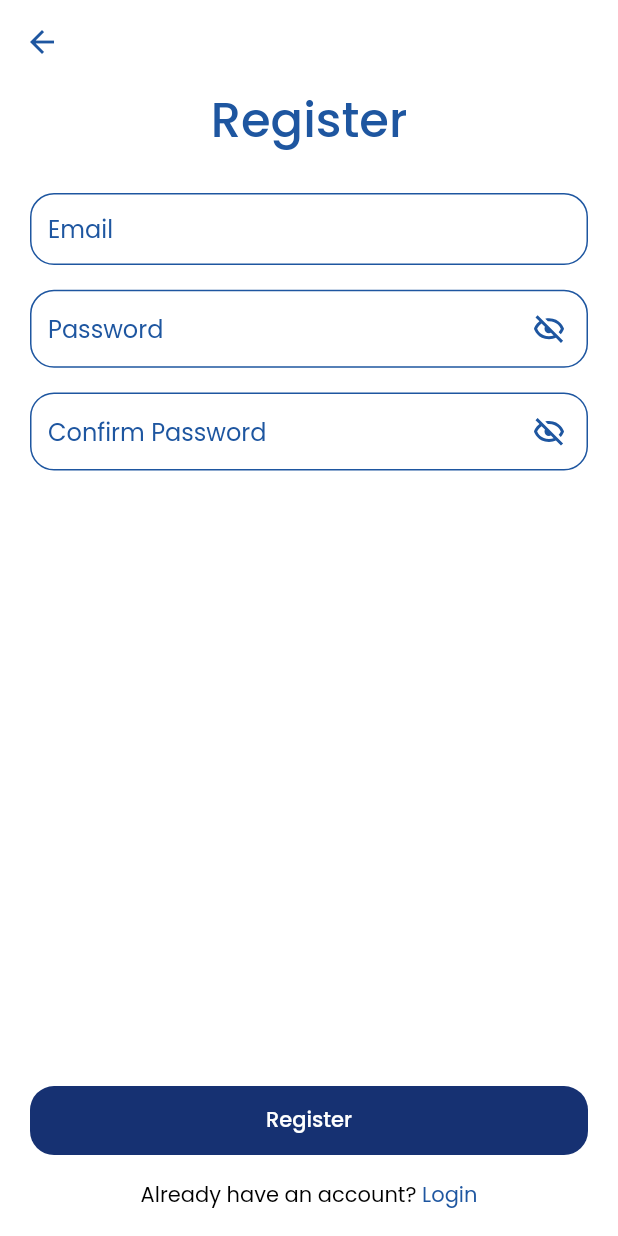
After one commit to renankanu/app_todo, a Flutter app: the RegisterScreen screen opened directly, on a phone screen of 412 x 824 dp. The commit adds this screen. Run offline on Flutter 3.47's test engine with Material 2 defaults, Android fonts, the phone set to English and light mode, and no system bars; our stand-ins replace cloud_firestore, firebase_auth, firebase_core, flutter_svg; accounts and stored records are empty; network calls fail.

Commit message:
Feature - implements verification if passwords match

```diff
--- a/lib/app/screens/register/register_screen.dart
+++ b/lib/app/screens/register/register_screen.dart
@@ -1,9 +1,4 @@
-import 'package:app_todo/app/services/auth.dart';
-import 'package:app_todo/app/utils/size_config.dart';
-import 'package:app_todo/app/widgets/rounded_button.dart';
-import 'package:app_todo/app/widgets/rounded_input_field.dart';
-import 'package:app_todo/app/widgets/rounded_password_field.dart';
-import 'package:app_todo/constants.dart';
+import 'package:app_todo/app/screens/register/widget/body.dart';
 import 'package:firebase_auth/firebase_auth.dart';
 import 'package:firebase_core/firebase_core.dart';
 import 'package:flutter/material.dart';
@@ -34,89 +29,11 @@ class _RegisterScreenState extends State<RegisterScreen> {
             );
           }
           if (snapshot.connectionState == ConnectionState.done) {
-            return Scaffold(
-              appBar: AppBar(),
-              body: SafeArea(
-                child: Padding(
-                  padding: const EdgeInsets.symmetric(horizontal: 20),
-                  child: Builder(
-                    builder: (BuildContext context) {
-                      return Column(
-                        children: [
-                          const Text(
-                            'Register',
-                            style: TextStyle(
-                              fontSize: 32,
-                              fontWeight: FontWeight.w500,
-                              color: kMatisse,
-                            ),
-                          ),
-                          SizedBox(height: SizeConfig.screenHeight * 0.03),
-                          RoundedInputField(
-                            hintText: "Email",
-                            controller: _emailController,
-                            keyboardType: TextInputType.emailAddress,
-                          ),
-                          SizedBox(height: SizeConfig.screenHeight * 0.02),
-                          RoundedPasswordField(
-                            hintText: "Password",
-                            controller: _passwordController,
-                          ),
-                          SizedBox(height: SizeConfig.screenHeight * 0.02),
-                          RoundedPasswordField(
-                            hintText: "Confirm Password",
-                            controller: _confirmPasswordController,
-                          ),
-                          Expanded(child: Container()),
-                          RoundedButton(
-                            text: "Register",
-                            press: () async {
-                              final String returnValue =
-                                  await Auth(auth: _auth).createAccount(
-                                email: _emailController.text,
-                                password: _passwordController.text,
-                              );
-                              if (returnValue == "Success") {
-                                _emailController.clear();
-                                _passwordController.clear();
-                                Navigator.pop(context);
-                              } else {
-                                Scaffold.of(context).showSnackBar(
-                                  SnackBar(
-                                    content: Text(returnValue),
-                                  ),
-                                );
-                              }
-                            },
-                          ),
-                          SizedBox(height: SizeConfig.screenHeight * 0.02),
-                          Row(
-                            mainAxisAlignment: MainAxisAlignment.center,
-                            children: [
-                              const Text(
-                                "Already have an account? ",
-                                style: TextStyle(fontSize: 14),
-                              ),
-                              GestureDetector(
-                                onTap: () {
-                                  Navigator.pop(context);
-                                },
-                                child: const Text(
-                                  "Login",
-                                  style:
-                                      TextStyle(fontSize: 14, color: kMatisse),
-                                ),
-                              ),
-                            ],
-                          ),
-                          SizedBox(height: SizeConfig.screenHeight * 0.02),
-                        ],
-                      );
-                    },
-                  ),
-                ),
-              ),
-            );
+            return Body(
+                emailController: _emailController,
+                passwordController: _passwordController,
+                confirmPasswordController: _confirmPasswordController,
+                auth: _auth);
           }
           return const Scaffold(
             body: Center(
--- /dev/null
+++ b/lib/app/screens/register/widget/body.dart
@@ -0,0 +1,125 @@
+import 'package:app_todo/app/services/auth.dart';
+import 'package:app_todo/app/utils/size_config.dart';
+import 'package:app_todo/app/widgets/rounded_button.dart';
+import 'package:app_todo/app/widgets/rounded_input_field.dart';
+import 'package:app_todo/app/widgets/rounded_password_field.dart';
+import 'package:firebase_auth/firebase_auth.dart';
+import 'package:flutter/material.dart';
+
+import '../../../../constants.dart';
+
+class Body extends StatelessWidget {
+  const Body({
+    Key key,
+    @required TextEditingController emailController,
+    @required TextEditingController passwordController,
+    @required TextEditingController confirmPasswordController,
+    @required FirebaseAuth auth,
+  })  : _emailController = emailController,
+        _passwordController = passwordController,
+        _confirmPasswordController = confirmPasswordController,
+        _auth = auth,
+        super(key: key);
+
+  final TextEditingController _emailController;
+  final TextEditingController _passwordController;
+  final TextEditingController _confirmPasswordController;
+  final FirebaseAuth _auth;
+
+  Future validPassword(BuildContext context) async {
+    if (_passwordController.text != _confirmPasswordController.text) {
+      Scaffold.of(context).showSnackBar(
+        const SnackBar(
+          content: Text("Passwords don't match"),
+        ),
+      );
+      return;
+    }
+    final String returnValue = await Auth(auth: _auth).createAccount(
+      email: _emailController.text,
+      password: _passwordController.text,
+    );
+    if (returnValue == "Success") {
+      _emailController.clear();
+      _passwordController.clear();
+      Navigator.pop(context);
+    } else {
+      Scaffold.of(context).showSnackBar(
+        SnackBar(
+          content: Text(returnValue),
+        ),
+      );
+    }
+  }
+
+  @override
+  Widget build(BuildContext context) {
+    return Scaffold(
+      appBar: AppBar(),
+      body: SafeArea(
+        child: Padding(
+          padding: const EdgeInsets.symmetric(horizontal: 20),
+          child: Builder(
+            builder: (BuildContext context) {
+              return Column(
+                children: [
+                  const Text(
+                    'Register',
+                    style: TextStyle(
+                      fontSize: 32,
+                      fontWeight: FontWeight.w500,
+                      color: kMatisse,
+                    ),
+                  ),
+                  SizedBox(height: SizeConfig.screenHeight * 0.03),
+                  RoundedInputField(
+                    hintText: "Email",
+                    controller: _emailController,
+                    keyboardType: TextInputType.emailAddress,
+                  ),
+                  SizedBox(height: SizeConfig.screenHeight * 0.02),
+                  RoundedPasswordField(
+                    hintText: "Password",
+                    controller: _passwordController,
+                  ),
+                  SizedBox(height: SizeConfig.screenHeight * 0.02),
+                  RoundedPasswordField(
+                    hintText: "Confirm Password",
+                    controller: _confirmPasswordController,
+                  ),
+                  Expanded(child: Container()),
+                  RoundedButton(
+                    text: "Register",
+                    press: () async {
+                      await validPassword(context);
+                    },
+                  ),
+                  SizedBox(height: SizeConfig.screenHeight * 0.02),
+                  Row(
+                    mainAxisAlignment: MainAxisAlignment.center,
+                    children: [
+                      const Text(
+                        "Already have an account? ",
+                        style: TextStyle(fontSize: 14),
+                      ),
+                      GestureDetector(
+                        onTap: () {
+                          Navigator.pop(context);
+                        },
+                        child: const Text(
+                          "Login",
+                          style: TextStyle(fontSize: 14, color: kMatisse),
+                        ),
+                      ),
+                    ],
+                  ),
+                  SizedBox(height: SizeConfig.screenHeight * 0.02),
+                ],
+              );
+            },
+          ),
+        ),
+      ),
+    );
+  }
+}
```
